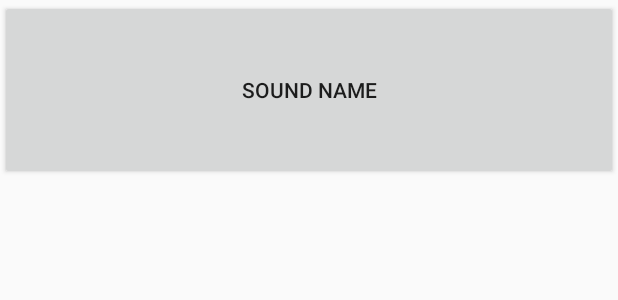
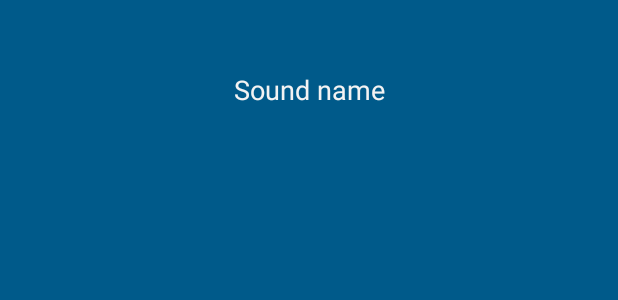
Before and after one commit to RicardoHdez/BeatBox, an Android app: the layout list_item_sound.xml on its own in the app's theme, with its tools: preview values and no code run, on a phone screen of 412 x 824 dp. Shown: the top 300 px of the screen. Run offline under Robolectric (Android 15) with nearby library versions, the phone set to English and light mode, and no system bars.

Commit message:
Capitulo 20 Style and Themes

```diff
--- a/app/src/main/res/values/colors.xml
+++ b/app/src/main/res/values/colors.xml
@@ -3,4 +3,11 @@
     <color name="colorPrimary">#3F51B5</color>
     <color name="colorPrimaryDark">#303F9F</color>
     <color name="colorAccent">#FF4081</color>
+
+    <color name="red">#F44336</color>
+    <color name="dark_red">#C3352B</color>
+    <color name="gray">#607D8B</color>
+    <color name="soothing_bue">#0083BF</color>
+    <color name="dark_blue">#005A8A</color>
+
 </resources>
--- a/app/src/main/res/values/styles.xml
+++ b/app/src/main/res/values/styles.xml
@@ -1,11 +1,15 @@
 <resources>
 
-    <!-- Base application theme. -->
-    <style name="AppTheme" parent="Theme.AppCompat.Light.DarkActionBar">
-        <!-- Customize your theme here. -->
-        <item name="colorPrimary">@color/colorPrimary</item>
-        <item name="colorPrimaryDark">@color/colorPrimaryDark</item>
-        <item name="colorAccent">@color/colorAccent</item>
+    <style name="AppTheme" parent="Theme.AppCompat">
+        <item name="colorPrimary">@color/red</item>
+        <item name="colorPrimaryDark">@color/dark_red</item>
+        <item name="colorAccent">@color/gray</item>
+        <item name="android:background">@color/dark_blue</item>
+        <item name="android:buttonStyle">@style/BeatBoxButton</item>
+    </style>
+
+    <style name="BeatBoxButton" parent="android:style/Widget.Holo.Button">
+        <item name="android:background">@color/dark_blue</item>
     </style>
 
 </resources>
```
Also changed, not shown: app/src/main/java/com/example/ricardo/beatbox/BeatBox.java (+32 -3 lines), app/src/main/java/com/example/ricardo/beatbox/BeatBoxFragment.java (+14 -1 lines), app/src/main/java/com/example/ricardo/beatbox/Sound.java (+8 -1 lines).
